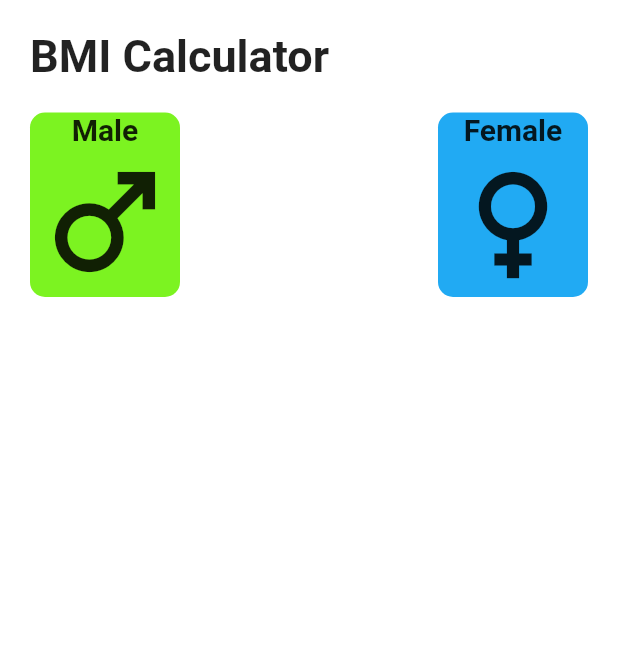
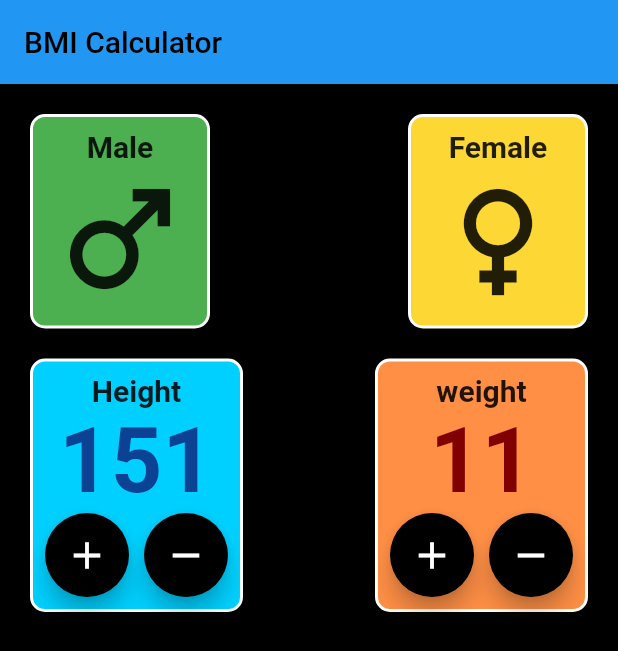
Before and after one commit to Thambara-20/Health-Pro, a Flutter app: the screen it shows after launch, on a phone screen of 412 x 824 dp. Shown: the top 651 px of the screen. Run offline on Flutter 3.47's test engine with Material 2 defaults, Android fonts, the phone set to English and light mode, and no system bars.

Commit message:
added some components

```diff
--- a/bmicalculator/lib/main_page.dart
+++ b/bmicalculator/lib/main_page.dart
@@ -11,38 +11,31 @@ class _MainPageState extends State<MainPage> {
   @override
   Widget build(BuildContext context) {
     return Scaffold(
+        appBar: AppBar(
+          title: Text(
+            'BMI Calculator',
+            style: TextStyle(color: Colors.black),
+          ),
+        ),
         body: SafeArea(
           child: Container(
-          color: Colors.white,
-          child: Column(
-            children: [
-              Row(
-                children: [
-                  Container(
-                    margin: const EdgeInsets.only(top: 20, left: 20),
-                    child: const Text(
-                      'BMI Calculator',
-                      style: TextStyle(
-                        fontSize: 30,
-                        fontWeight: FontWeight.bold,
-                      ),
-                    ),
-                  ),
-                ],
-              ),
+            color: Color.fromARGB(255, 0, 0, 0),
+            child: Column(children: [
               Row(
                 children: [
                   Column(
                     children: [
                       Container(
-
                           decoration: BoxDecoration(
-                            color: Color.fromARGB(255, 124, 243, 33),
+                              color: Colors.green[500],
                               borderRadius: BorderRadius.circular(10),
-                          ),
+                              border: Border.all(
+                                  color: Color.fromARGB(255, 255, 255, 255),
+                                  width: 2.0)),
                           margin: const EdgeInsets.only(top: 20, left: 20),
-                          child: Column(
-                            children: const [
+                          child: Padding(
+                            padding: const EdgeInsets.all(8.0),
+                            child: Column(children: const [
                               Text(
                                 'Male',
                                 style: TextStyle(
@@ -54,22 +47,24 @@ class _MainPageState extends State<MainPage> {
                                 Icons.male,
                                 size: 100,
                               ),
-                          ])),
+                            ]),
+                          )),
                     ],
                   ),
-                  Spacer(),
+                  const Spacer(),
                   Column(
                     children: [
                       Container(
-
                           decoration: BoxDecoration(
-                            color: Color.fromARGB(255, 33, 170, 243),
+                              color: Colors.yellow[600],
                               borderRadius: BorderRadius.circular(10),
-                          )
-                          ,
-
-                          margin: const   EdgeInsets.only(
+                              border: Border.all(
+                                  color: Color.fromARGB(255, 255, 255, 255),
+                                  width: 2.0)),
+                          margin: const EdgeInsets.only(
                               top: 20, left: 20, right: 20),
+                          child: Padding(
+                            padding: const EdgeInsets.all(8.0),
                             child: Column(children: const [
                               Text(
                                 'Female',
@@ -82,15 +77,118 @@ class _MainPageState extends State<MainPage> {
                                 Icons.female,
                                 size: 100,
                               )
-                          ])),
+                            ]),
+                          )),
                     ],
+                  ),
+                ],
+              ),
+              Row(
+                children: [
+                  Column(
+                    children: [
+                      Container(
+                          decoration: BoxDecoration(
+                              color: Color.fromARGB(255, 0, 208, 255),
+                              borderRadius: BorderRadius.circular(10),
+                              border: Border.all(
+                                color: Color.fromARGB(255, 255, 255,
+                                    255), // Set the border color here
+                                width: 2.0,
+                              )),
+                          margin: const EdgeInsets.only(top: 20, left: 20),
+                          child: Padding(
+                            padding: const EdgeInsets.all(8.0),
+                            child: Column(children: [
+                              const Text(
+                                'Height',
+                                style: TextStyle(
+                                  fontSize: 20,
+                                  fontWeight: FontWeight.bold,
+                                ),
+                              ),
+                              const Text(
+                                '151',
+                                style: TextStyle(
+                                  fontSize: 60,
+                                  color: Color.fromARGB(255, 11, 66, 148),
+                                  fontWeight: FontWeight.bold,
+                                ),
+                              ),
+                              Row(
+                                children: const [
+                                  FloatingActionButton(
+                                      onPressed: null,
+                                      backgroundColor: Colors.black,
+                                      child: Icon(Icons.add, size: 30)),
+                                  const SizedBox( width:10)
+                                ,
+                                  FloatingActionButton(
+                                    onPressed: null,
+                                    backgroundColor: Colors.black,
+                                    child: Icon(Icons.remove, size: 30),
+                                  )
+                                ],
+                              )
+                            ]),
+                          )),
+                    ],
+                  ),
+                  const Spacer(),
+                  Column(
+                    children: [
+                      Container(
+                        decoration: BoxDecoration(
+                            color: Color.fromARGB(255, 255, 143, 69),
+                            borderRadius: BorderRadius.circular(10),
+                            border: Border.all(
+                                color: Color.fromARGB(255, 255, 255, 255),
+                                width: 2.0)),
+                        margin:
+                            const EdgeInsets.only(top: 20, left: 20, right: 20),
+                        child: Padding(
+                            padding: const EdgeInsets.all(8.0),
+                            child: Column(
+                              children: [
+                                const Text(
+                                  'weight',
+                                  style: TextStyle(
+                                    fontSize: 20,
+                                    fontWeight: FontWeight.bold,
+                                  ),
+                                ),
+                                const Text(
+                                  '11',
+                                  style: TextStyle(
+                                    fontSize: 60,
+                                    color: Color.fromARGB(255, 129, 0, 0),
+                                    fontWeight: FontWeight.bold,
+                                  ),
+                                ),
+                                 Row(
+                                children: const [
+                                  FloatingActionButton(
+                                      onPressed: null,
+                                      backgroundColor: Colors.black,
+                                      child: Icon(Icons.add, size: 30)),
+                                  const SizedBox( width:10)
+                                ,
+                                  FloatingActionButton(
+                                    onPressed: null,
+                                    backgroundColor: Colors.black,
+                                    child: Icon(Icons.remove, size: 30),
+                                  )
+                                ],
+                              )
+                              ],
+                            )),
                       ),
                     ],
                   ),
                 ],
               ),
+            ]),
           ),
-      ),
-    );
+        ));
   }
 }
```
Lines whose indentation alone changed are shown as unchanged.
